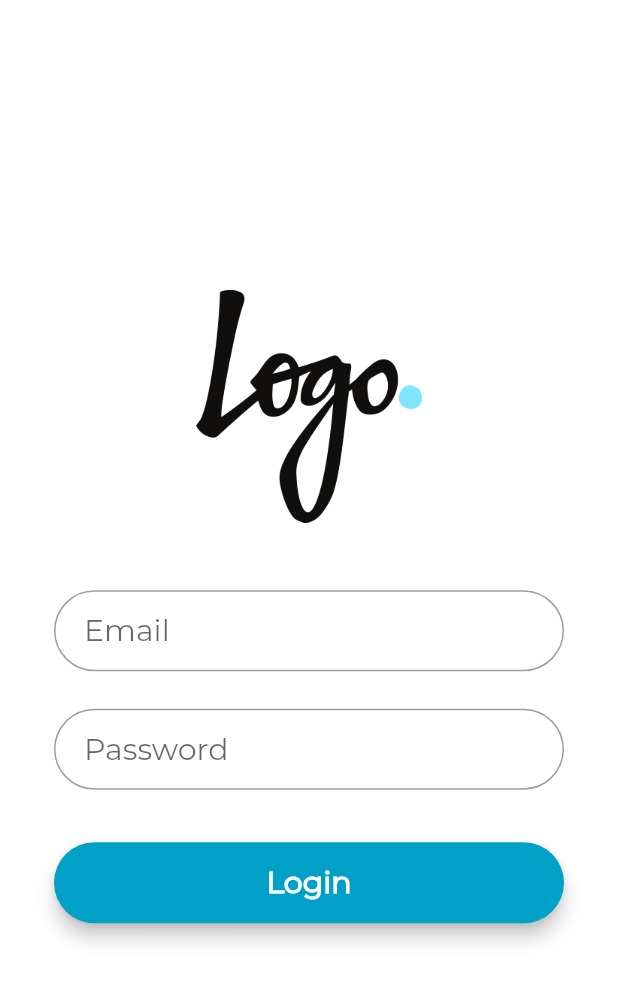
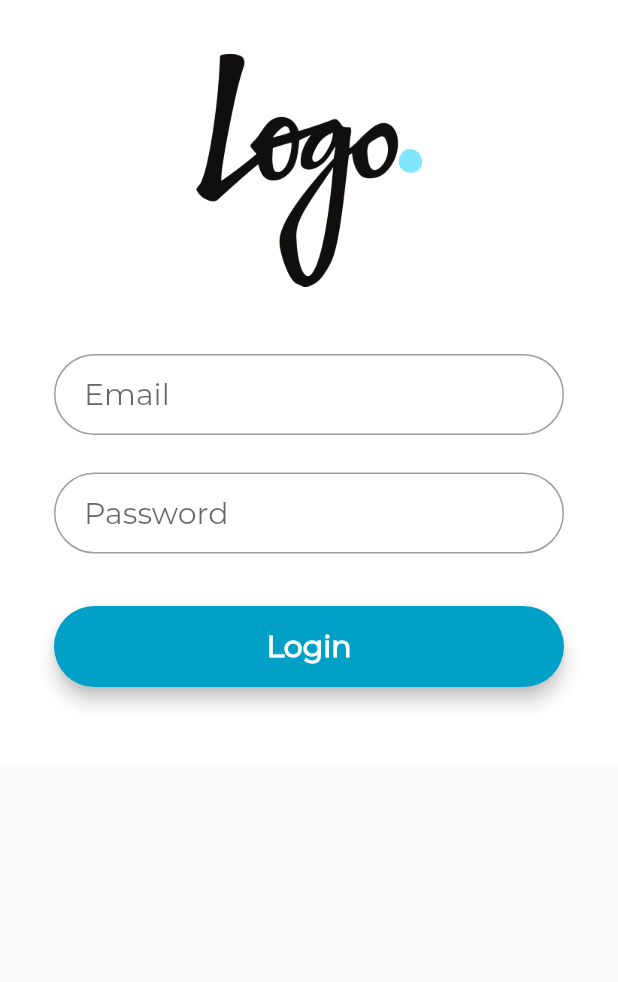
Before and after one commit to AlexandraDamaschin/LogInWithFlutter, a Flutter app: the screen it shows after launch, on a phone screen of 412 x 824 dp. Shown: the top 982 px of the screen. Run offline on Flutter 3.47's test engine with Material 2 defaults, Android fonts, the phone set to English and light mode, and no system bars.

```diff
--- a/lib/main.dart
+++ b/lib/main.dart
@@ -88,7 +88,7 @@ class _MyHomePageState extends State<MyHomePage> {
 
     //All these widgets together inside our Scaffold widget.
     return Scaffold(
-      body: Center(
+      body: SingleChildScrollView(
         child: Container(
           color: Colors.white,
           child: Padding(
```
